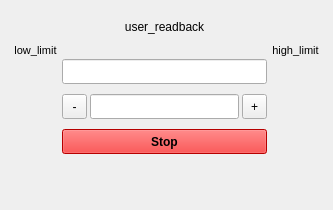
Before: the Qt Designer form typhos/ui/positioner.ui in pcdshub/typhos, drawn with Qt 5.
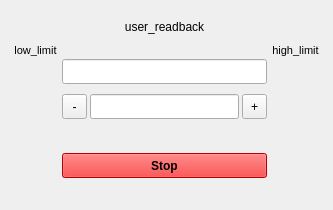
After: the same form once the commit is applied. Custom widgets are drawn as their Qt base class.

Commit message: ENH: add a status label showing move failure info

The edit to the form file:
```diff
--- a/typhos/ui/positioner.ui
+++ b/typhos/ui/positioner.ui
@@ -275,6 +275,16 @@
           </item>
          </layout>
         </item>
+        <item>
+         <widget class="QLabel" name="status_label">
+          <property name="text">
+           <string/>
+          </property>
+          <property name="wordWrap">
+           <bool>true</bool>
+          </property>
+         </widget>
+        </item>
         <item>
          <widget class="QPushButton" name="stop_button">
           <property name="sizePolicy">
```
The commit also changes 1 other file.
